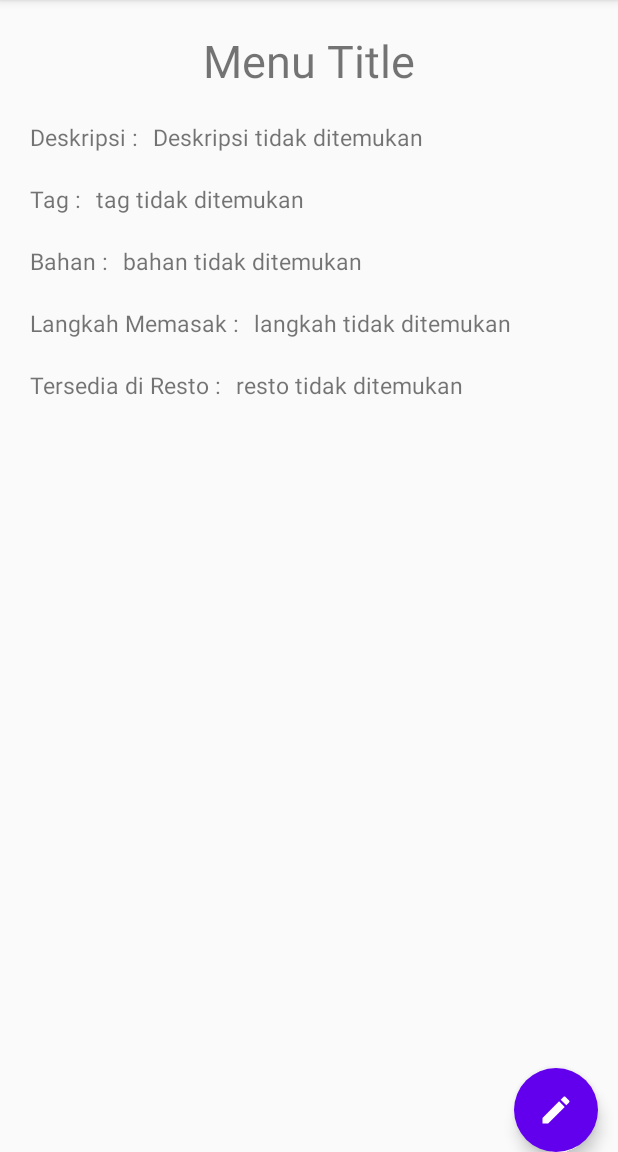
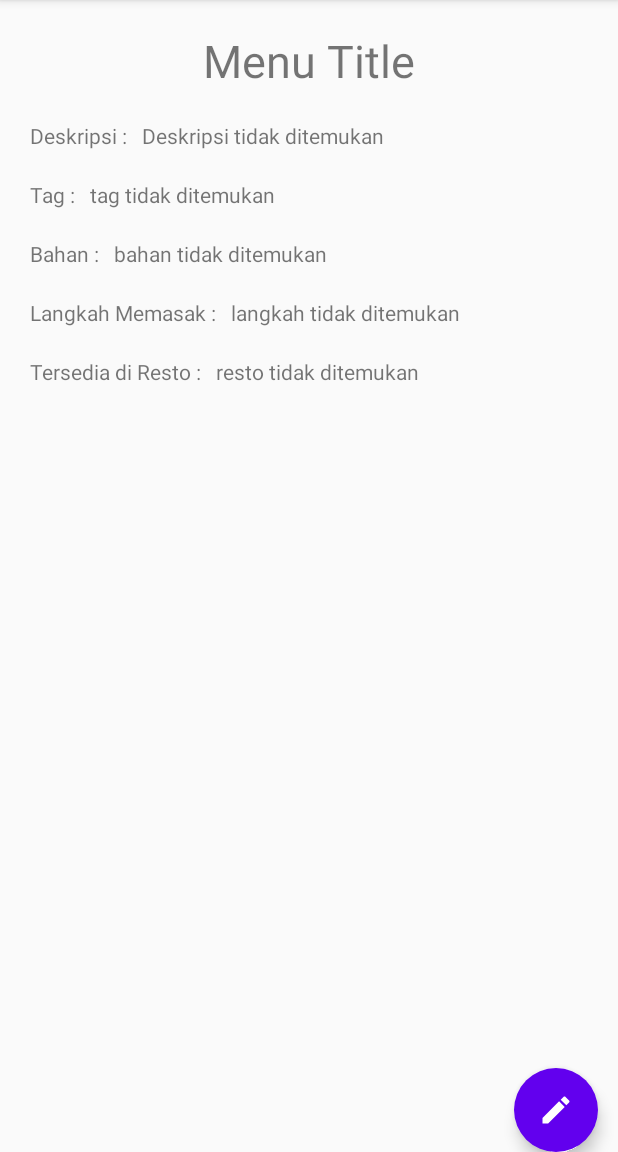
Before and after one commit to tmagira/Tubes-01-L, an Android app: the fragment MenuDetailsFragment placed in its activity, on a phone screen of 412 x 824 dp, the part 84-1236 px from its top. Run offline under Robolectric (Android 15) with nearby library versions, the phone set to English and light mode, and no system bars.

Commit message:
Revert "lagi dirapiin"
This reverts commit df1b0f99c07b5186421a341e379ece4fe2749120.

```diff
--- a/app/src/main/java/com/example/tubes_01_l/view/MainActivity.java
+++ b/app/src/main/java/com/example/tubes_01_l/view/MainActivity.java
@@ -68,6 +68,7 @@ public class MainActivity extends AppCompatActivity implements FragmentListener
             }
         });
         ft.add(R.id.fragment_container, this.mainFragment).addToBackStack(null).commit();
+        // changePage(1);
     }
 
 
--- a/app/src/main/res/layout/menu_details_fragment.xml
+++ b/app/src/main/res/layout/menu_details_fragment.xml
@@ -31,7 +31,6 @@
         <TextView
             android:layout_width="wrap_content"
             android:layout_height="wrap_content"
-            android:textSize="15dp"
             android:text="Deskripsi :" />
 
             <TextView
@@ -39,7 +38,6 @@
                 android:layout_marginLeft="10sp"
                 android:layout_width="wrap_content"
                 android:layout_height="wrap_content"
-                android:textSize="15dp"
                 android:text="Deskripsi tidak ditemukan" />
 
         </LinearLayout>
@@ -53,7 +51,6 @@
             <TextView
                 android:layout_width="wrap_content"
                 android:layout_height="wrap_content"
-                android:textSize="15dp"
                 android:text="Tag :" />
 
             <TextView
@@ -61,7 +58,6 @@
                 android:layout_marginLeft="10sp"
                 android:layout_width="wrap_content"
                 android:layout_height="wrap_content"
-                android:textSize="15dp"
                 android:text="tag tidak ditemukan" />
 
         </LinearLayout>
@@ -75,7 +71,6 @@
             <TextView
                 android:layout_width="wrap_content"
                 android:layout_height="wrap_content"
-                android:textSize="15dp"
                 android:text="Bahan :" />
 
             <TextView
@@ -83,7 +78,6 @@
                 android:layout_marginLeft="10sp"
                 android:layout_width="wrap_content"
                 android:layout_height="wrap_content"
-                android:textSize="15dp"
                 android:text="bahan tidak ditemukan" />
 
         </LinearLayout>
@@ -97,7 +91,6 @@
             <TextView
                 android:layout_width="wrap_content"
                 android:layout_height="wrap_content"
-                android:textSize="15dp"
                 android:text="Langkah Memasak :" />
 
             <TextView
@@ -105,7 +98,6 @@
                 android:layout_marginLeft="10sp"
                 android:layout_width="wrap_content"
                 android:layout_height="wrap_content"
-                android:textSize="15dp"
                 android:text="langkah tidak ditemukan" />
 
         </LinearLayout>
@@ -118,7 +110,6 @@
             <TextView
                 android:layout_width="wrap_content"
                 android:layout_height="wrap_content"
-                android:textSize="15dp"
                 android:text="Tersedia di Resto :" />
 
             <TextView
@@ -126,7 +117,6 @@
                 android:layout_marginLeft="10sp"
                 android:layout_width="wrap_content"
                 android:layout_height="wrap_content"
-                android:textSize="15dp"
                 android:text="resto tidak ditemukan" />
 
         </LinearLayout>
```
Also changed, not shown: app/src/main/java/com/example/tubes_01_l/MockMenu.java (added, +18 -0 lines), app/src/main/java/com/example/tubes_01_l/Sqlite.java (+17 -4 lines), app/src/main/java/com/example/tubes_01_l/view/AddMenuFragment.java (+4 -4 lines), 1 other file.
